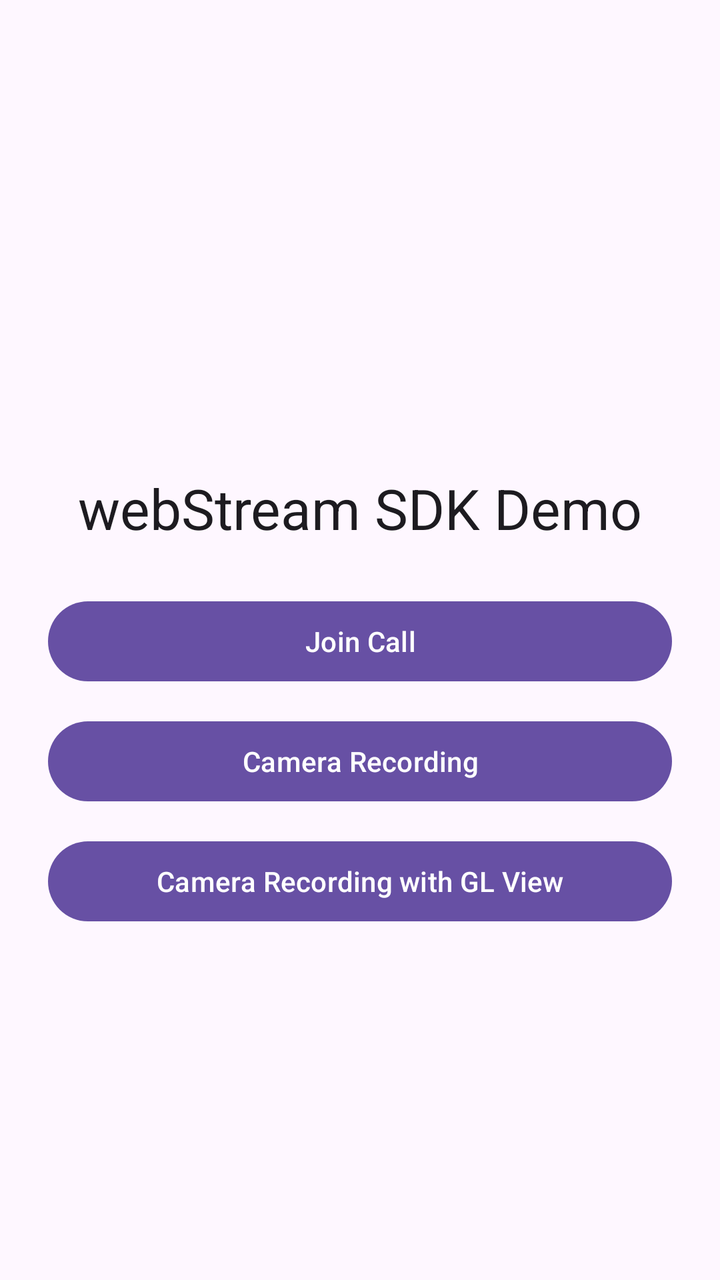
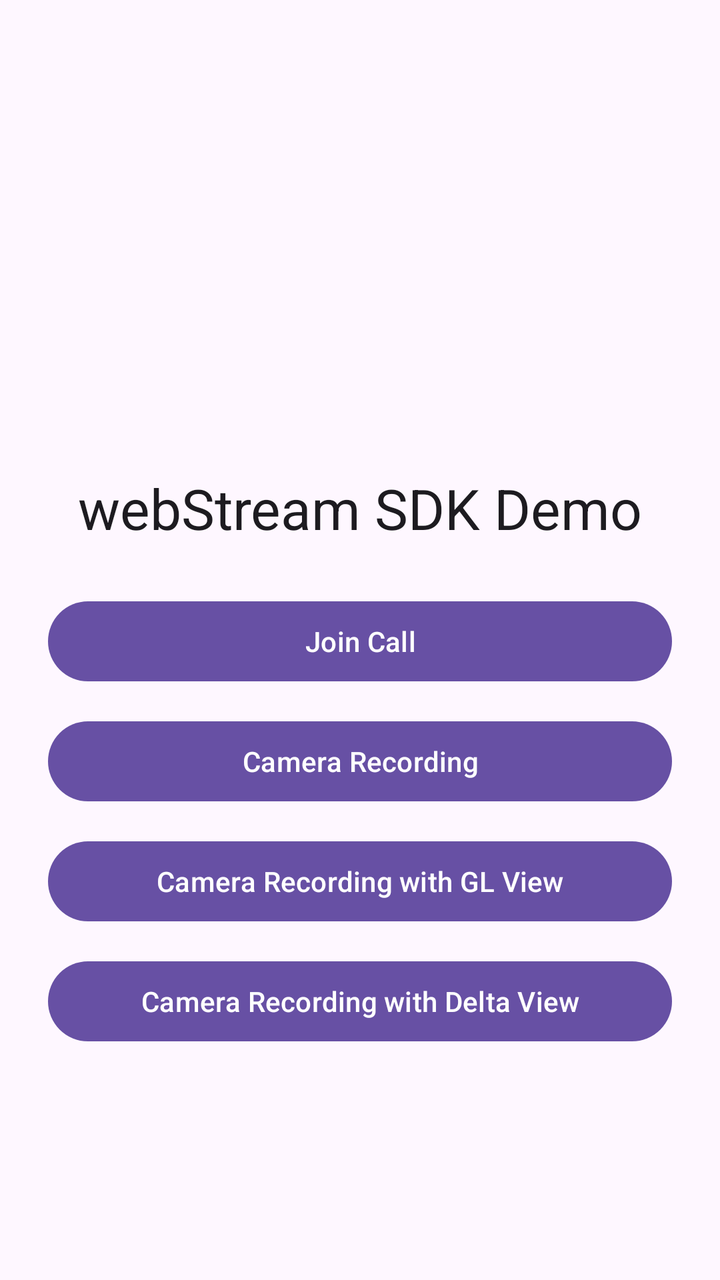

Two renders of the same Android screen: before a commit and after it. Below are the layout's source before the change and the commit's diff.
<!-- AndroidManifest.xml: application theme Theme.WebStreamAndroidSdk -->
<!-- res/layout/activity_main.xml -->
<?xml version="1.0" encoding="utf-8"?>
<androidx.constraintlayout.widget.ConstraintLayout xmlns:android="http://schemas.android.com/apk/res/android"
    xmlns:app="http://schemas.android.com/apk/res-auto"
    xmlns:tools="http://schemas.android.com/tools"
    android:id="@+id/main"
    android:layout_width="match_parent"
    android:layout_height="match_parent"
    android:padding="24dp"
    tools:context=".MainActivity">

    <TextView
        android:id="@+id/titleText"
        android:layout_width="0dp"
        android:layout_height="wrap_content"
        android:gravity="center"
        android:text="webStream SDK Demo"
        android:textAppearance="?attr/textAppearanceHeadlineMedium"
        app:layout_constraintBottom_toTopOf="@id/joinCallButton"
        app:layout_constraintEnd_toEndOf="parent"
        app:layout_constraintStart_toStartOf="parent"
        app:layout_constraintTop_toTopOf="parent"
        app:layout_constraintVertical_chainStyle="packed" />

    <Button
        android:id="@+id/joinCallButton"
        android:layout_width="0dp"
        android:layout_height="wrap_content"
        android:layout_marginTop="24dp"
        android:text="Join Call"
        app:layout_constraintBottom_toTopOf="@id/cameraRecordingButton"
        app:layout_constraintEnd_toEndOf="parent"
        app:layout_constraintStart_toStartOf="parent"
        app:layout_constraintTop_toBottomOf="@id/titleText" />

    <Button
        android:id="@+id/cameraRecordingButton"
        android:layout_width="0dp"
        android:layout_height="wrap_content"
        android:layout_marginTop="12dp"
        android:text="Camera Recording"
        app:layout_constraintBottom_toBottomOf="parent"
        app:layout_constraintEnd_toEndOf="parent"
        app:layout_constraintStart_toStartOf="parent"
        app:layout_constraintTop_toBottomOf="@id/joinCallButton" />

    <Button
        android:id="@+id/cameraRecordingGlViewButton"
        android:layout_width="0dp"
        android:layout_height="wrap_content"
        android:layout_marginTop="12dp"
        android:text="Camera Recording with GL View"
        app:layout_constraintEnd_toEndOf="parent"
        app:layout_constraintStart_toStartOf="parent"
        app:layout_constraintTop_toBottomOf="@id/cameraRecordingButton" />

</androidx.constraintlayout.widget.ConstraintLayout>
<!-- resources referenced by this layout -->
<resources>
  <style name="Theme.WebStreamAndroidSdk" parent="Base.Theme.WebStreamAndroidSdk" />
  <style name="Base.Theme.WebStreamAndroidSdk" parent="Theme.Material3.DayNight.NoActionBar">
          
          
      </style>
</resources>

<!-- the commit's change to res/layout/activity_main.xml (unified diff, before → after) -->
@@ -53,4 +53,14 @@
         app:layout_constraintStart_toStartOf="parent"
         app:layout_constraintTop_toBottomOf="@id/cameraRecordingButton" />
 
+    <Button
+        android:id="@+id/cameraRecordingDeltaViewButton"
+        android:layout_width="0dp"
+        android:layout_height="wrap_content"
+        android:layout_marginTop="12dp"
+        android:text="Camera Recording with Delta View"
+        app:layout_constraintEnd_toEndOf="parent"
+        app:layout_constraintStart_toStartOf="parent"
+        app:layout_constraintTop_toBottomOf="@id/cameraRecordingGlViewButton" />
+
 </androidx.constraintlayout.widget.ConstraintLayout>
